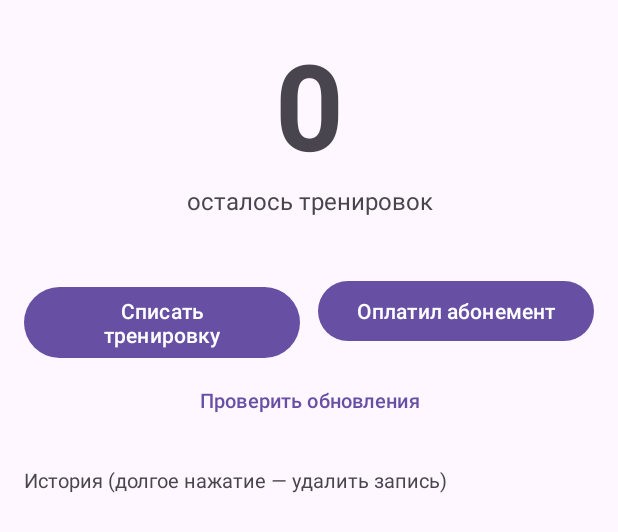
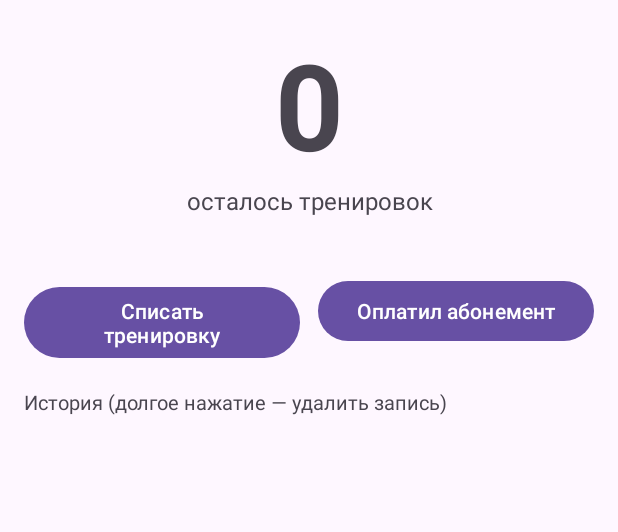
Before and after one commit to vitalysemenovkr/trainings-app, an Android app: the layout activity_main.xml on its own in the app's theme, with its tools: preview values and no code run, on a phone screen of 412 x 824 dp. Shown: the top 532 px of the screen. Run offline under Robolectric (Android 15) with nearby library versions, the phone set to English and light mode, and no system bars.

Commit message:
Revert layout to pre-update version

```diff
--- a/app/src/main/res/layout/activity_main.xml
+++ b/app/src/main/res/layout/activity_main.xml
@@ -52,15 +52,6 @@
             android:text="Оплатил абонемент" />
     </LinearLayout>
 
-    <Button
-        android:id="@+id/btnUpdate"
-        style="@style/Widget.Material3.Button.TextButton"
-        android:layout_width="match_parent"
-        android:layout_height="wrap_content"
-        android:layout_marginTop="4dp"
-        android:text="Проверить обновления"
-        android:textSize="13sp" />
-
     <TextView
         android:layout_width="match_parent"
         android:layout_height="wrap_content"
```
